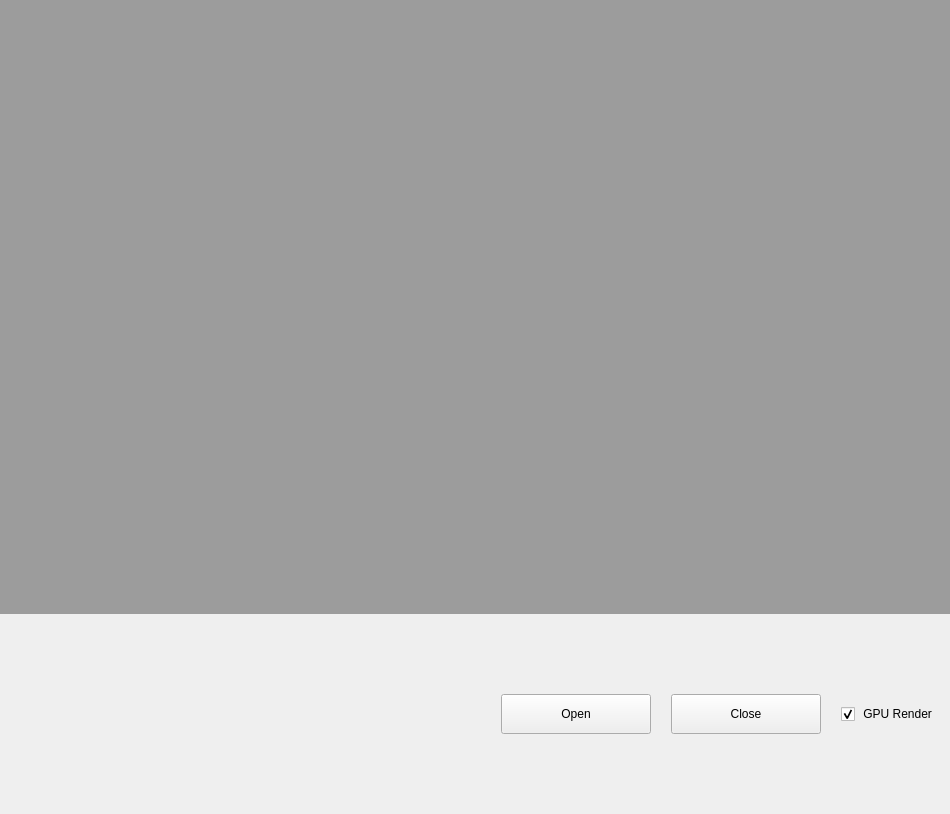
This is TestApp/VideoInputUI.ui in Declare7/FFmpegDemo as Qt 5 draws it before an edit. The edited form follows.
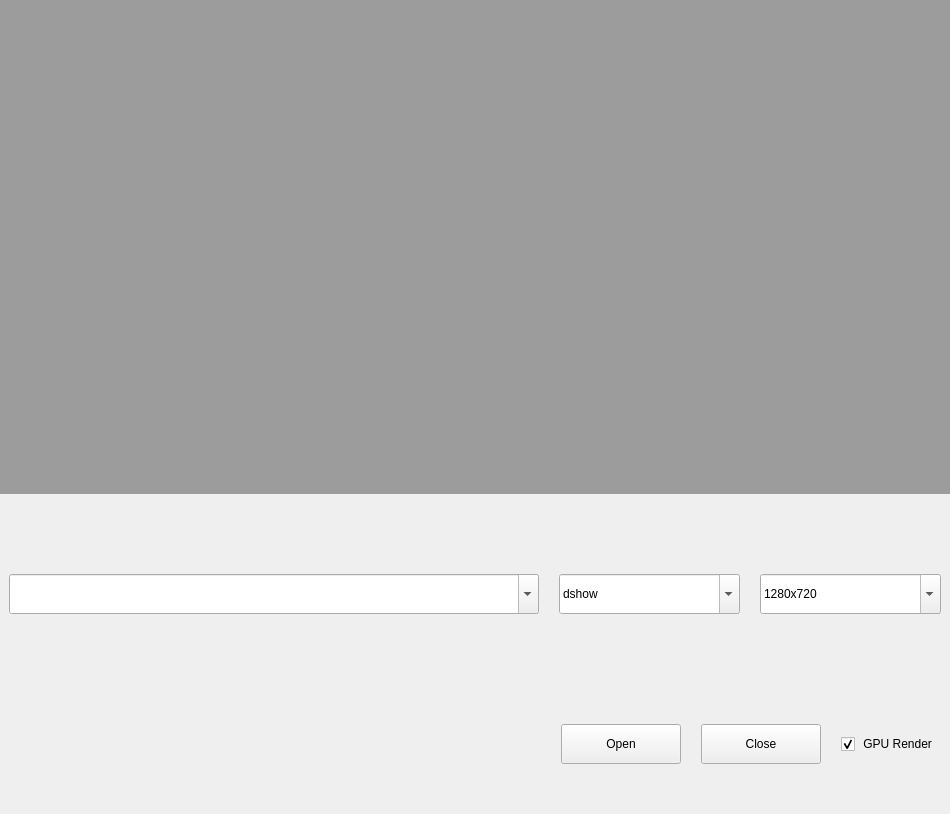
This is the edited form.

What changed in the file:
```diff
--- a/TestApp/VideoInputUI.ui
+++ b/TestApp/VideoInputUI.ui
@@ -27,7 +27,7 @@
     <number>0</number>
    </property>
    <property name="bottomMargin">
-    <number>0</number>
+    <number>20</number>
    </property>
    <item>
     <widget class="QLabel" name="labelImg">
@@ -64,13 +64,92 @@
        <number>20</number>
       </property>
       <item>
+       <widget class="QComboBox" name="comboBoxInput">
+        <property name="minimumSize">
+         <size>
+          <width>530</width>
+          <height>40</height>
+         </size>
+        </property>
+        <property name="editable">
+         <bool>true</bool>
+        </property>
+       </widget>
+      </item>
+      <item>
+       <widget class="QComboBox" name="comboBoxFormat">
+        <property name="minimumSize">
+         <size>
+          <width>0</width>
+          <height>40</height>
+         </size>
+        </property>
+        <property name="editable">
+         <bool>true</bool>
+        </property>
+        <item>
+         <property name="text">
+          <string>dshow</string>
+         </property>
+        </item>
+        <item>
+         <property name="text">
+          <string/>
+         </property>
+        </item>
+       </widget>
+      </item>
+      <item>
+       <widget class="QComboBox" name="comboBoxResolution">
+        <property name="minimumSize">
+         <size>
+          <width>0</width>
+          <height>40</height>
+         </size>
+        </property>
+        <property name="editable">
+         <bool>true</bool>
+        </property>
+        <item>
+         <property name="text">
+          <string>1280x720</string>
+         </property>
+        </item>
+        <item>
+         <property name="text">
+          <string>1920x1080</string>
+         </property>
+        </item>
+        <item>
+         <property name="text">
+          <string>640x480</string>
+         </property>
+        </item>
+       </widget>
+      </item>
+     </layout>
+    </widget>
+   </item>
+   <item>
+    <widget class="QWidget" name="widget_2" native="true">
+     <property name="maximumSize">
+      <size>
+       <width>16777215</width>
+       <height>100</height>
+      </size>
+     </property>
+     <layout class="QHBoxLayout" name="horizontalLayout_2">
+      <property name="spacing">
+       <number>20</number>
+      </property>
+      <item>
        <spacer name="horizontalSpacer">
         <property name="orientation">
          <enum>Qt::Horizontal</enum>
         </property>
         <property name="sizeHint" stdset="0">
          <size>
-          <width>40</width>
+          <width>529</width>
           <height>20</height>
          </size>
         </property>
@@ -80,7 +159,7 @@
        <widget class="QPushButton" name="btnOpen">
         <property name="minimumSize">
          <size>
-          <width>150</width>
+          <width>120</width>
           <height>40</height>
          </size>
         </property>
@@ -93,7 +172,7 @@
        <widget class="QPushButton" name="btnClose">
         <property name="minimumSize">
          <size>
-          <width>150</width>
+          <width>120</width>
           <height>40</height>
          </size>
         </property>
```
